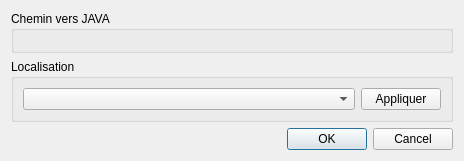
First picture: the form in settings/settings_dialog.ui, repository hboussard/chloe5_qgis, before the edit.
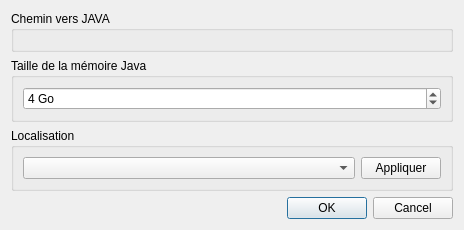
Second picture: the form after the edit. Custom widgets are drawn as their Qt base class.

Commit message:
Add memory heap size configuration to settings
- Introduced a new setting for Java memory heap size in `constants.py`.
- Implemented `get_memory_heap_size` function in `helpers.py` to retrieve the heap size from settings.
- Updated `settings_dialog.py` to include a spin box for adjusting memory heap size, with a default value of 4 GB.
- Modified `helpers.py` to pass the memory heap size to the Java command in `get_console_command` function.
- Adjusted the UI layout in `settings_dialog.ui` to accommodate the new memory heap size configuration.

What changed in the file:
```diff
--- a/settings/settings_dialog.ui
+++ b/settings/settings_dialog.ui
@@ -7,7 +7,7 @@
     <x>0</x>
     <y>0</y>
     <width>464</width>
-    <height>161</height>
+                <height>220</height>
    </rect>
   </property>
   <property name="windowTitle">
@@ -26,6 +26,34 @@
      </layout>
     </widget>
    </item>
+            <item>
+                <widget class="QGroupBox" name="groupBox_memory_heap">
+                    <property name="title">
+                        <string>Taille de la mémoire Java</string>
+                    </property>
+                    <layout class="QHBoxLayout" name="horizontalLayout_memory_heap">
+                        <item>
+                            <widget class="QSpinBox" name="spinBox_memory_heap">
+                                <property name="minimum">
+                                    <number>1</number>
+                                </property>
+                                <property name="maximum">
+                                    <number>64</number>
+                                </property>
+                                <property name="singleStep">
+                                    <number>1</number>
+                                </property>
+                                <property name="value">
+                                    <number>4</number>
+                                </property>
+                                <property name="suffix">
+                                    <string> Go</string>
+                                </property>
+                            </widget>
+                        </item>
+                    </layout>
+                </widget>
+            </item>
    <item>
     <widget class="QGroupBox" name="groupBox_locale">
      <property name="title">
```
Lines whose indentation alone changed are shown as unchanged. The commit also changes 4 other files.
